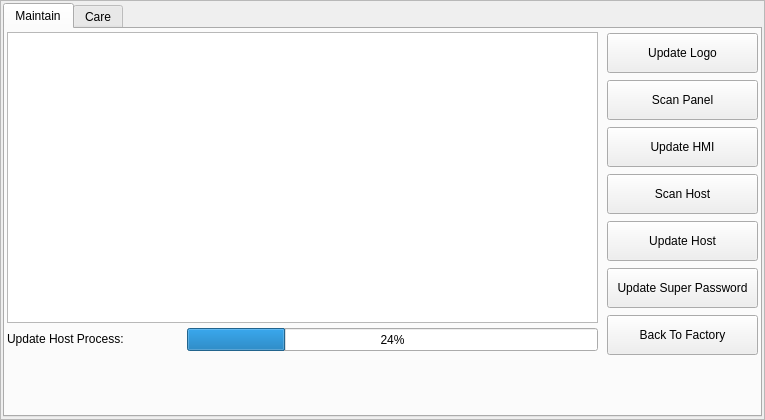
Before: the Qt Designer form hcmaintains/icupdatesystempage.ui in dongdong-2009/3-5AxisRobot, drawn with Qt 5.
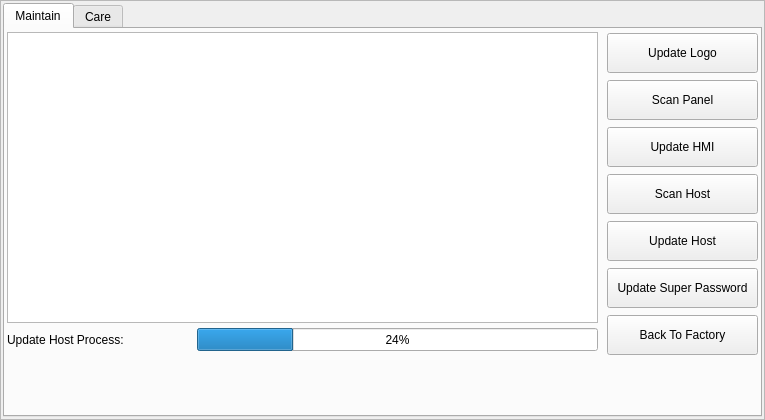
After: the same form once the commit is applied. Custom widgets are drawn as their Qt base class.

```diff
--- a/hcmaintains/icupdatesystempage.ui
+++ b/hcmaintains/icupdatesystempage.ui
@@ -246,8 +246,8 @@
         <rect>
          <x>2</x>
          <y>300</y>
-         <width>129</width>
-         <height>20</height>
+         <width>181</width>
+         <height>21</height>
         </rect>
        </property>
        <property name="text">
@@ -257,9 +257,9 @@
       <widget class="QProgressBar" name="copyFilesProgressBar">
        <property name="geometry">
         <rect>
-         <x>182</x>
+         <x>192</x>
          <y>299</y>
-         <width>411</width>
+         <width>401</width>
          <height>23</height>
         </rect>
        </property>
```
